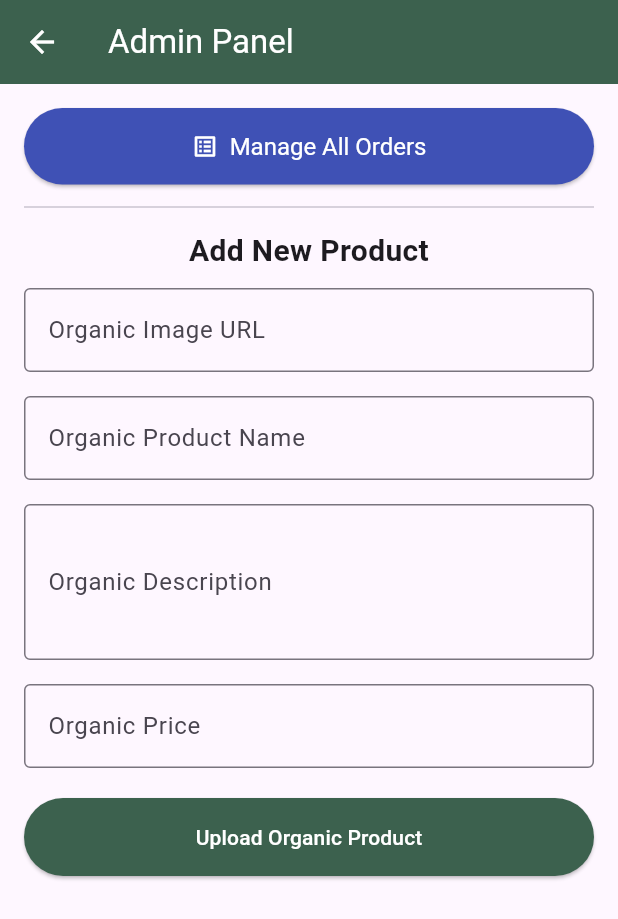
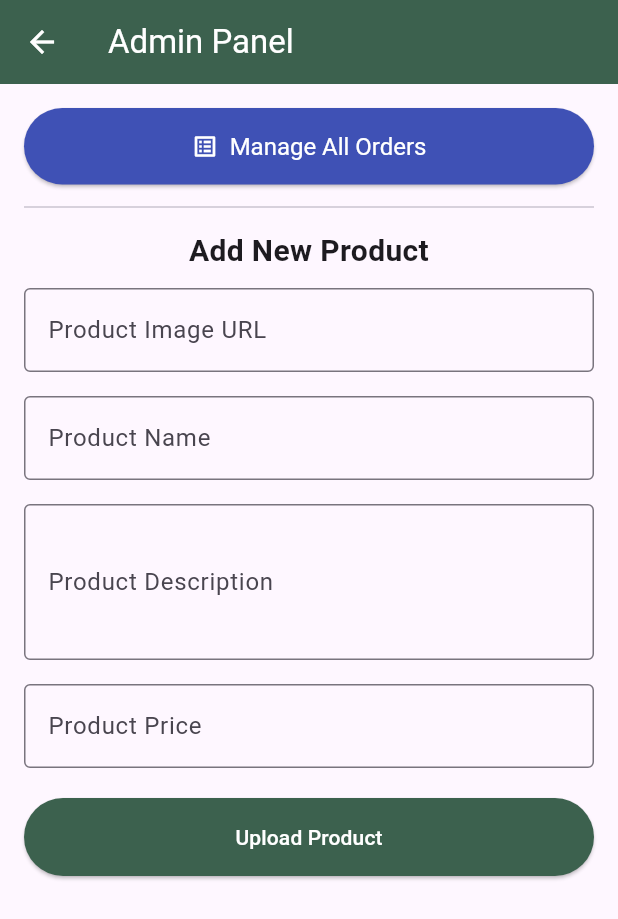
Before and after one commit to Cortez314/BMCFinalProjectV3, a Flutter app: the AdminPanelScreen screen opened directly, on a phone screen of 412 x 824 dp. Shown: the top 919 px of the screen. Run offline on Flutter 3.47's test engine with Material 3 defaults, Android fonts, the phone set to English and light mode, and no system bars; our stand-ins replace cloud_firestore, firebase_auth, firebase_core, flutter_native_splash; accounts and stored records are empty.

Commit message:
Flutter 3.32.5 V Firebase Integration Part 3

```diff
--- a/ecommerce_app3/lib/screens/admin_panel_screen.dart
+++ b/ecommerce_app3/lib/screens/admin_panel_screen.dart
@@ -117,7 +117,7 @@ class _AdminPanelScreenState extends State<AdminPanelScreen> {
                     TextFormField(
                       controller: _imageUrlController,
                       decoration: const InputDecoration(
-                        labelText: 'Organic Image URL',
+                        labelText: 'Product Image URL',
                         border: OutlineInputBorder(),
                       ),
                       keyboardType: TextInputType.url,
@@ -136,7 +136,7 @@ class _AdminPanelScreenState extends State<AdminPanelScreen> {
                     TextFormField(
                       controller: _nameController,
                       decoration: const InputDecoration(
-                        labelText: 'Organic Product Name',
+                        labelText: 'Product Name',
                         border: OutlineInputBorder(),
                       ),
                       validator: (value) =>
@@ -147,7 +147,7 @@ class _AdminPanelScreenState extends State<AdminPanelScreen> {
                     TextFormField(
                       controller: _descriptionController,
                       decoration: const InputDecoration(
-                        labelText: 'Organic Description',
+                        labelText: 'Product Description',
                         border: OutlineInputBorder(),
                       ),
                       maxLines: 3,
@@ -159,7 +159,7 @@ class _AdminPanelScreenState extends State<AdminPanelScreen> {
                     TextFormField(
                       controller: _priceController,
                       decoration: const InputDecoration(
-                        labelText: 'Organic Price',
+                        labelText: 'Product Price',
                         border: OutlineInputBorder(),
                       ),
                       keyboardType: TextInputType.number,
@@ -185,7 +185,7 @@ class _AdminPanelScreenState extends State<AdminPanelScreen> {
                         onPressed: _isLoading ? null : _uploadProduct,
                         child: _isLoading
                             ? const CircularProgressIndicator(color: Colors.white)
-                            : const Text('Upload Organic Product', style: TextStyle(color: Colors.white)),
+                            : const Text('Upload Product', style: TextStyle(color: Colors.white)),
                       ),
                     ),
                   ],
```
